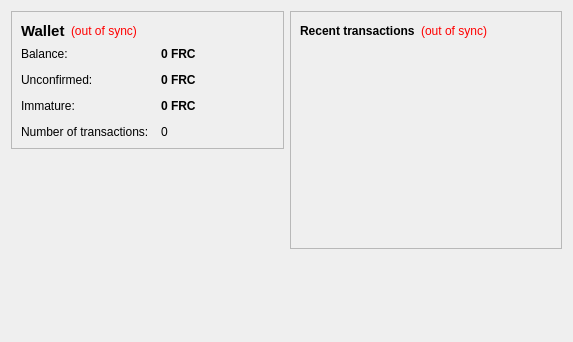
yodacoin/test, file src/qt/forms/overviewpage.ui: the form before one commit.
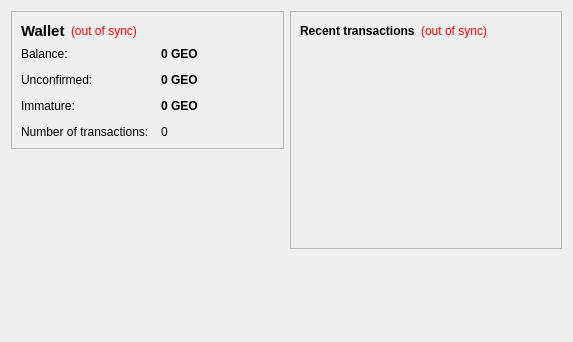
The form after the commit.

The edit to the form file:
```diff
--- a/src/qt/forms/overviewpage.ui
+++ b/src/qt/forms/overviewpage.ui
@@ -105,7 +105,7 @@
              <string>Your current balance</string>
             </property>
             <property name="text">
-             <string notr="true">0 FRC</string>
+             <string notr="true">0 GEO</string>
             </property>
             <property name="textInteractionFlags">
              <set>Qt::LinksAccessibleByMouse|Qt::TextSelectableByKeyboard|Qt::TextSelectableByMouse</set>
@@ -134,7 +134,7 @@
              <string>Total of transactions that have yet to be confirmed, and do not yet count toward the current balance</string>
             </property>
             <property name="text">
-             <string notr="true">0 FRC</string>
+             <string notr="true">0 GEO</string>
             </property>
             <property name="textInteractionFlags">
              <set>Qt::LinksAccessibleByMouse|Qt::TextSelectableByKeyboard|Qt::TextSelectableByMouse</set>
@@ -177,7 +177,7 @@
              <string>Mined balance that has not yet matured</string>
             </property>
             <property name="text">
-             <string notr="true">0 FRC</string>
+             <string notr="true">0 GEO</string>
             </property>
             <property name="textInteractionFlags">
              <set>Qt::LinksAccessibleByMouse|Qt::TextSelectableByKeyboard|Qt::TextSelectableByMouse</set>
```
Left out of the diff: 4 changed lines with no effect on the pictures.
